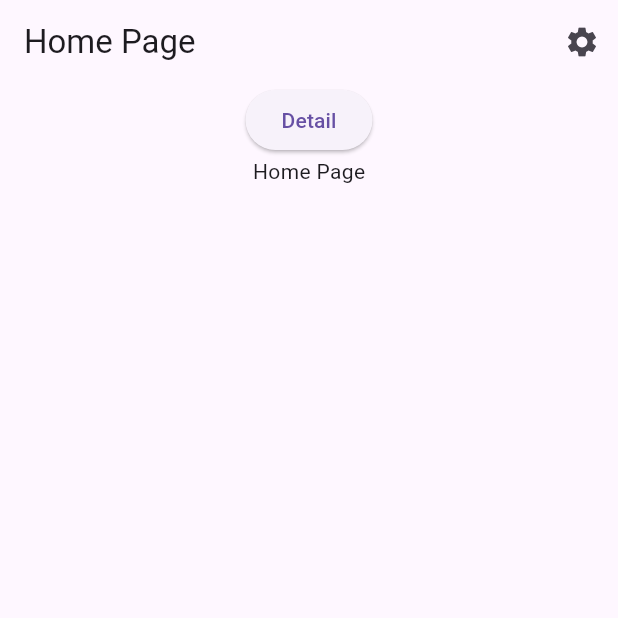
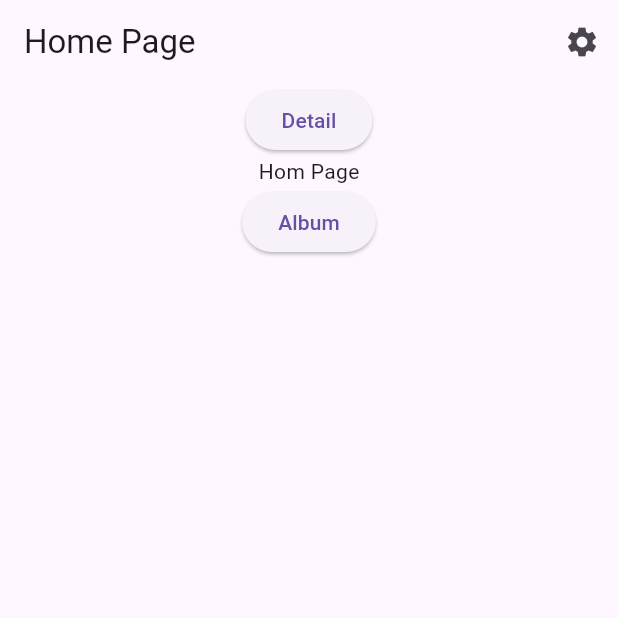
Before and after one commit to it-yudharta/mobile25a, a Flutter app: the screen it shows after launch, on a phone screen of 412 x 824 dp, the top half of it. Run offline on Flutter 3.47's test engine with Material 3 defaults, Android fonts, the phone set to English and light mode, and no system bars.

Commit message:
album page

```diff
--- a/lib/main.dart
+++ b/lib/main.dart
@@ -1,4 +1,5 @@
 import 'package:flutter/material.dart';
+import 'package:mobile25a/pages/album_page.dart';
 import 'package:mobile25a/pages/home_page.dart';
 import 'package:mobile25a/pages/profile_page.dart';
 import 'package:mobile25a/pages/setting_page.dart';
@@ -16,6 +17,7 @@ class MainApp extends StatelessWidget {
         '/': (context) => HomePage(),
         '/setting': (context) => SettingPage(),
         '/profile': (context) => ProfilePage(),
+        '/album': (context) => AlbumPage(),
       },
       // home: Scaffold(body: Center(child: Text("halo"))),
     );
--- /dev/null
+++ b/lib/pages/album_page.dart
@@ -0,0 +1,13 @@
+import 'package:flutter/material.dart';
+
+class AlbumPage extends StatelessWidget {
+  const AlbumPage({super.key});
+
+  @override
+  Widget build(BuildContext context) {
+    return Scaffold(
+      appBar: AppBar(title: Text("Album Page")),
+      body: Center(child: const Text("Album Page")),
+    );
+  }
+}
--- a/lib/pages/home_page.dart
+++ b/lib/pages/home_page.dart
@@ -29,7 +29,11 @@ class HomePage extends StatelessWidget {
                   ),
               child: Text("Detail"),
             ),
-            const Text("Home Page"),
+            const Text("Hom Page"),
+            ElevatedButton(
+              onPressed: () => Navigator.pushNamed(context, "/album"),
+              child: Text("Album"),
+            ),
           ],
         ),
       ),
```
